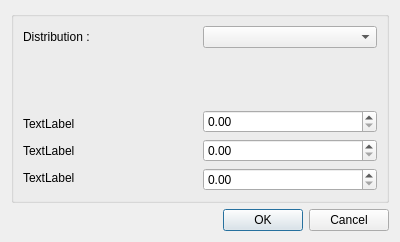
This is AlphaPlot/src/ui/RandomDistributionDialog.ui in narunlifescience/AlphaPlot as Qt 5 draws it before an edit. The edited form follows.
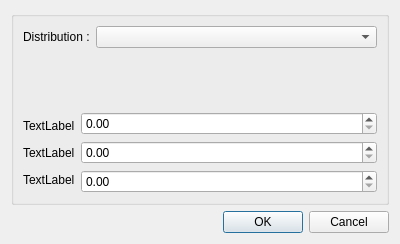
This is the edited form.

Commit message: add formulas & streamline random distribution dialog

What changed in the file:
```diff
--- a/AlphaPlot/src/ui/RandomDistributionDialog.ui
+++ b/AlphaPlot/src/ui/RandomDistributionDialog.ui
@@ -7,7 +7,7 @@
     <x>0</x>
     <y>0</y>
     <width>400</width>
-    <height>242</height>
+    <height>244</height>
    </rect>
   </property>
   <property name="windowTitle">
@@ -42,7 +42,14 @@
            </widget>
           </item>
           <item>
-           <widget class="QComboBox" name="distComboBox"/>
+           <widget class="QComboBox" name="distComboBox">
+            <property name="sizePolicy">
+             <sizepolicy hsizetype="Expanding" vsizetype="Fixed">
+              <horstretch>0</horstretch>
+              <verstretch>0</verstretch>
+             </sizepolicy>
+            </property>
+           </widget>
           </item>
          </layout>
         </item>
@@ -107,13 +114,34 @@
           <item>
            <layout class="QVBoxLayout" name="verticalLayout_2">
             <item>
-             <widget class="QDoubleSpinBox" name="parameter1DbleSpinBox"/>
+             <widget class="QDoubleSpinBox" name="parameter1DbleSpinBox">
+              <property name="sizePolicy">
+               <sizepolicy hsizetype="Expanding" vsizetype="Fixed">
+                <horstretch>0</horstretch>
+                <verstretch>0</verstretch>
+               </sizepolicy>
+              </property>
+             </widget>
             </item>
             <item>
-             <widget class="QDoubleSpinBox" name="parameter2DbleSpinBox"/>
+             <widget class="QDoubleSpinBox" name="parameter2DbleSpinBox">
+              <property name="sizePolicy">
+               <sizepolicy hsizetype="Expanding" vsizetype="Fixed">
+                <horstretch>0</horstretch>
+                <verstretch>0</verstretch>
+               </sizepolicy>
+              </property>
+             </widget>
             </item>
             <item>
-             <widget class="QDoubleSpinBox" name="parameter3DbleSpinBox"/>
+             <widget class="QDoubleSpinBox" name="parameter3DbleSpinBox">
+              <property name="sizePolicy">
+               <sizepolicy hsizetype="Expanding" vsizetype="Fixed">
+                <horstretch>0</horstretch>
+                <verstretch>0</verstretch>
+               </sizepolicy>
+              </property>
+             </widget>
             </item>
            </layout>
           </item>
```
The commit also changes 14 other files.
